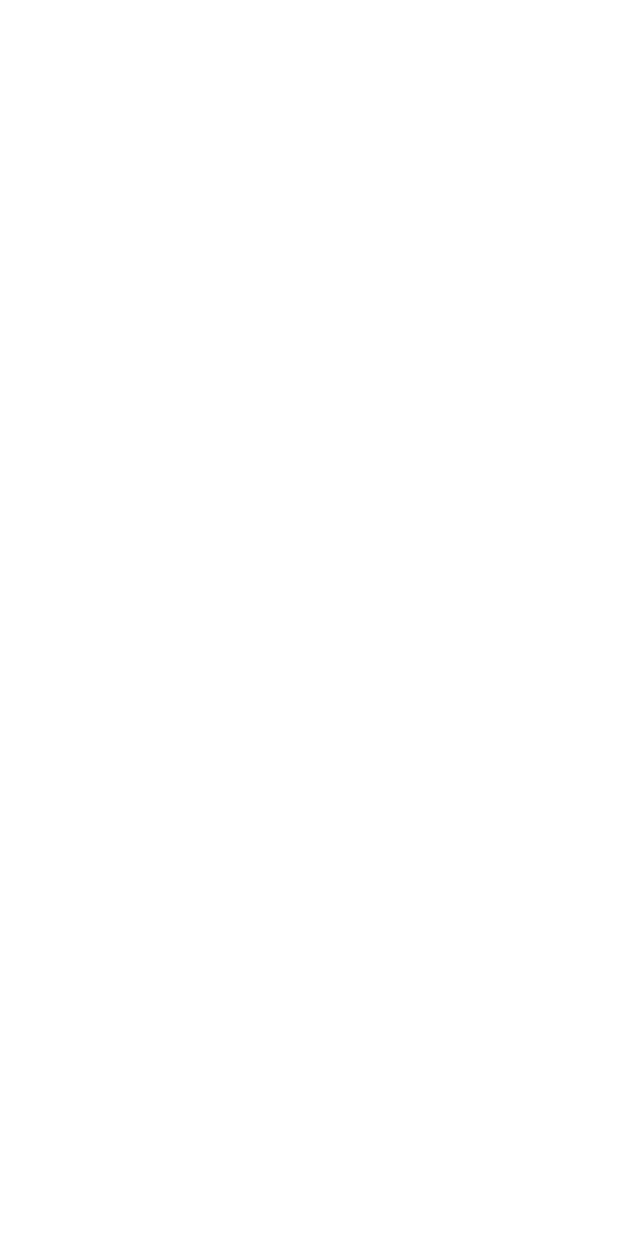
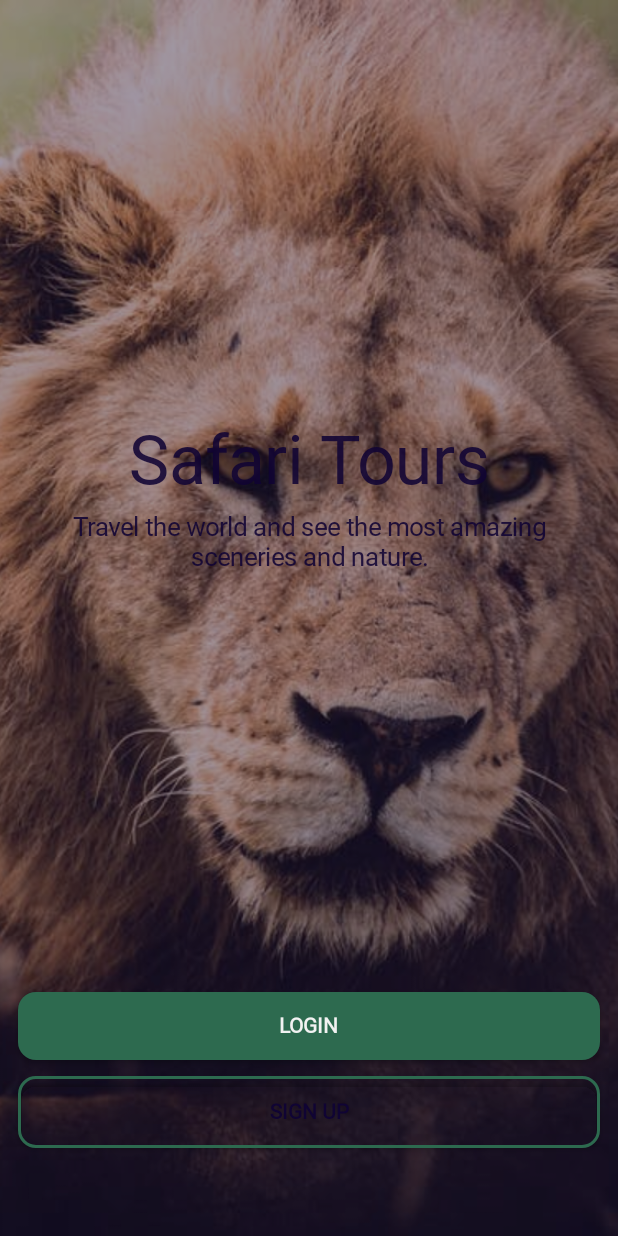
Before and after one commit to MagimbiJr/SafariTourApp-Compose, an Android app built with Jetpack Compose: the LandingScreen screen opened through its navigation route, on a phone screen of 412 x 824 dp. Before the commit the screen is empty. Run offline under Robolectric (Android 15) with nearby library versions, the phone set to English and light mode, and no system bars; our stand-ins replace accompanist; Roboto replaces fonts that are not available here.

Commit message:
Create landing screen

```diff
--- a/app/build.gradle
+++ b/app/build.gradle
@@ -87,12 +87,12 @@ dependencies {
     implementation 'com.google.firebase:firebase-storage-ktx:20.0.0'
 
     //Accompanist
-    implementation 'com.google.accompanist:accompanist-insets:0.22.0-rc'
-    implementation 'com.google.accompanist:accompanist-insets-ui:0.22.0-rc'
-    implementation 'com.google.accompanist:accompanist-systemuicontroller:0.22.0-rc'
-    implementation 'com.google.accompanist:accompanist-pager:0.22.0-rc'
-    implementation 'com.google.accompanist:accompanist-pager-indicators:0.22.0-rc'
-    implementation 'com.google.accompanist:accompanist-permissions:0.22.0-rc'
+    implementation 'com.google.accompanist:accompanist-insets:0.20.3'
+    implementation 'com.google.accompanist:accompanist-insets-ui:0.20.3'
+    implementation 'com.google.accompanist:accompanist-systemuicontroller:0.20.3'
+    implementation 'com.google.accompanist:accompanist-pager:0.20.3'
+    implementation 'com.google.accompanist:accompanist-pager-indicators:0.20.3'
+    implementation 'com.google.accompanist:accompanist-permissions:0.20.3'
 
     //Coil
     implementation 'io.coil-kt:coil-compose:1.4.0'
--- a/app/src/main/java/com/tana/safaritour/MainActivity.kt
+++ b/app/src/main/java/com/tana/safaritour/MainActivity.kt
@@ -10,6 +10,7 @@ import androidx.compose.ui.Modifier
 import androidx.compose.ui.tooling.preview.Preview
 import androidx.compose.ui.unit.dp
 import androidx.navigation.compose.rememberNavController
+import com.google.accompanist.systemuicontroller.rememberSystemUiController
 import com.tana.safaritour.navigation.navgraph.SafariTourNavGraph
 import com.tana.safaritour.ui.theme.SafariTourTheme
 
@@ -18,13 +19,17 @@ class MainActivity : ComponentActivity() {
         super.onCreate(savedInstanceState)
         setContent {
             val navController = rememberNavController()
+            val systemUiController = rememberSystemUiController()
             SafariTourTheme {
                 // A surface container using the 'background' color from the theme
                 Surface(
                     modifier = Modifier.fillMaxSize(),
                     color = MaterialTheme.colors.background
                 ) {
-                    SafariTourNavGraph(navController = navController)
+                    SafariTourNavGraph(
+                        navController = navController,
+                        systemUiController = systemUiController
+                    )
                 }
             }
         }
--- /dev/null
+++ b/app/src/main/java/com/tana/safaritour/authentication/landing/LandingScreen.kt
@@ -0,0 +1,88 @@
+package com.tana.safaritour.authentication.landing
+
+import androidx.compose.foundation.Image
+import androidx.compose.foundation.background
+import androidx.compose.foundation.layout.*
+import androidx.compose.material.MaterialTheme
+import androidx.compose.material.Text
+import androidx.compose.runtime.Composable
+import androidx.compose.ui.Alignment
+import androidx.compose.ui.Modifier
+import androidx.compose.ui.graphics.Color
+import androidx.compose.ui.layout.ContentScale
+import androidx.compose.ui.res.painterResource
+import androidx.compose.ui.text.font.FontWeight
+import androidx.compose.ui.text.style.TextAlign
+import androidx.compose.ui.unit.dp
+import androidx.compose.ui.unit.sp
+import androidx.navigation.NavHostController
+import com.google.accompanist.systemuicontroller.SystemUiController
+import com.tana.safaritour.R
+import com.tana.safaritour.navigation.routes.AuthRoutes
+import com.tana.safaritour.ui.components.buttons.PrimaryButton
+import com.tana.safaritour.ui.components.buttons.SecondaryButton
+import com.tana.safaritour.ui.theme.RussianViolet
+
+@Composable
+fun LandingScreen(
+    navController: NavHostController,
+    systemUiController: SystemUiController,
+    modifier: Modifier = Modifier
+) {
+    systemUiController.setStatusBarColor(color = Color.Black)
+    Box(
+        modifier = modifier
+            .fillMaxSize()
+    ) {
+        Image(
+            painter = painterResource(id = R.drawable.lion),
+            contentDescription = "landing screen",
+            modifier = modifier
+                .fillMaxSize(),
+            contentScale = ContentScale.Crop,
+        )
+        Box(
+            modifier = modifier
+                .fillMaxSize()
+                .background(color = RussianViolet.copy(alpha = 0.4f)),
+        )
+        Column(
+            modifier = modifier
+                .fillMaxSize()
+                .padding(horizontal = 12.dp)
+        ) {
+            Column(
+                modifier = modifier
+                    .fillMaxWidth()
+                    .weight(1f),
+                horizontalAlignment = Alignment.CenterHorizontally,
+                verticalArrangement = Arrangement.Center
+            ) {
+                Text(
+                    text = "Safari Tours",
+                    style = MaterialTheme.typography.h3,
+                )
+                Spacer(modifier = modifier.height(8.dp))
+                Text(
+                    text = "Travel the world and see the most amazing " +
+                            "sceneries and nature.",
+                    textAlign = TextAlign.Center,
+                    fontSize = 17.sp,
+                    fontWeight = FontWeight.W500
+                )
+            }
+            PrimaryButton(
+                text = "login",
+                onClick = { navController.navigate(AuthRoutes.Login.route) },
+                enabled = true
+            )
+            Spacer(modifier = modifier.height(12.dp))
+            SecondaryButton(
+                text = "sign up",
+                onClick = { navController.navigate(AuthRoutes.SignUp.route) },
+                enabled = true
+            )
+            Spacer(modifier = modifier.height(60.dp))
+        }
+    }
+}
--- a/app/src/main/java/com/tana/safaritour/navigation/navgraph/AuthNavGraph.kt
+++ b/app/src/main/java/com/tana/safaritour/navigation/navgraph/AuthNavGraph.kt
@@ -4,11 +4,16 @@ import androidx.navigation.NavGraphBuilder
 import androidx.navigation.NavHostController
 import androidx.navigation.compose.composable
 import androidx.navigation.navigation
+import com.google.accompanist.systemuicontroller.SystemUiController
+import com.tana.safaritour.authentication.landing.LandingScreen
 import com.tana.safaritour.navigation.routes.AuthRoutes
 
-fun NavGraphBuilder.authNavGraph(navController: NavHostController) {
+fun NavGraphBuilder.authNavGraph(
+    navController: NavHostController,
+    systemUiController: SystemUiController
+) {
     navigation(AuthRoutes.Landing.route, "authentication",) {
-        composable(AuthRoutes.Landing.route) {}
+        composable(AuthRoutes.Landing.route) { LandingScreen(navController = navController, systemUiController = systemUiController)}
         composable(AuthRoutes.Login.route) {}
         composable(AuthRoutes.SignUp.route) {}
     }
--- a/app/src/main/java/com/tana/safaritour/navigation/navgraph/SafariTourNavGraph.kt
+++ b/app/src/main/java/com/tana/safaritour/navigation/navgraph/SafariTourNavGraph.kt
@@ -3,10 +3,12 @@ package com.tana.safaritour.navigation.navgraph
 import androidx.compose.runtime.Composable
 import androidx.navigation.NavHostController
 import androidx.navigation.compose.NavHost
+import com.google.accompanist.systemuicontroller.SystemUiController
 
 @Composable
 fun SafariTourNavGraph(
-    navController: NavHostController
+    navController: NavHostController,
+    systemUiController: SystemUiController
 ) {
     val isLoggedIn = false
     val route = if (isLoggedIn) {
@@ -16,6 +18,6 @@ fun SafariTourNavGraph(
     }
     NavHost(navController = navController, startDestination = route) {
         bottomNavGraph(navController = navController)
-        authNavGraph(navController = navController)
+        authNavGraph(navController = navController, systemUiController = systemUiController)
     }
 }
--- a/app/src/main/java/com/tana/safaritour/ui/components/buttons/PrimaryButton.kt
+++ b/app/src/main/java/com/tana/safaritour/ui/components/buttons/PrimaryButton.kt
@@ -12,6 +12,7 @@ import androidx.compose.runtime.Composable
 import androidx.compose.ui.Modifier
 import androidx.compose.ui.graphics.Color
 import androidx.compose.ui.res.dimensionResource
+import androidx.compose.ui.text.toUpperCase
 import androidx.compose.ui.tooling.preview.Preview
 import com.tana.safaritour.R
 import com.tana.safaritour.ui.theme.ButtonShape
@@ -37,7 +38,7 @@ fun PrimaryButton(
         colors = buttonsColors,
         shape = ButtonShape
     ) {
-        Text(text = text)
+        Text(text = text.toUpperCase())
     }
 }
 
--- a/app/src/main/java/com/tana/safaritour/ui/components/buttons/SecondaryButton.kt
+++ b/app/src/main/java/com/tana/safaritour/ui/components/buttons/SecondaryButton.kt
@@ -1,13 +1,18 @@
 package com.tana.safaritour.ui.components.buttons
 
 import android.content.res.Configuration
+import androidx.compose.foundation.border
 import androidx.compose.foundation.layout.fillMaxWidth
 import androidx.compose.foundation.layout.height
 import androidx.compose.material.*
+import androidx.compose.material.ButtonDefaults.buttonColors
 import androidx.compose.runtime.Composable
 import androidx.compose.ui.Modifier
+import androidx.compose.ui.graphics.Color
 import androidx.compose.ui.res.dimensionResource
+import androidx.compose.ui.text.toUpperCase
 import androidx.compose.ui.tooling.preview.Preview
+import androidx.compose.ui.unit.dp
 import com.tana.safaritour.R
 import com.tana.safaritour.ui.theme.ButtonShape
 import com.tana.safaritour.ui.theme.SafariTourTheme
@@ -17,17 +22,25 @@ fun SecondaryButton(
     text: String,
     onClick: () -> Unit,
     enabled: Boolean,
-    modifier: Modifier = Modifier
+    modifier: Modifier = Modifier,
+    backgroundColor: Color = Color.Transparent
 ) {
-    TextButton(
+    val buttonColors = ButtonDefaults.buttonColors(
+        backgroundColor = backgroundColor
+    )
+    Button(
         onClick = onClick,
         modifier = modifier
             .fillMaxWidth()
-            .height(dimensionResource(id = R.dimen.button_height)),
+            .height(dimensionResource(id = R.dimen.button_height))
+            .border(width = (2.dp), color = MaterialTheme.colors.primary, shape = ButtonShape),
         enabled = enabled,
-        shape = ButtonShape
+        shape = ButtonShape,
+        colors = buttonColors
     ) {
-        Text(text = text)
+        Text(
+            text = text.toUpperCase()
+        )
     }
 }
 
--- a/app/src/main/java/com/tana/safaritour/ui/theme/Color.kt
+++ b/app/src/main/java/com/tana/safaritour/ui/theme/Color.kt
@@ -7,3 +7,4 @@ val EerieBlack = Color(0xFF212121)
 val BottleGreen = Color(0xFF2D6A4F)
 val OpaqueDark = Color(0x28FFFFFF)
 val Cultured = Color(0xFFF2F2F2)
+val RussianViolet = Color(0xFF100434)
--- a/app/src/main/java/com/tana/safaritour/ui/theme/Theme.kt
+++ b/app/src/main/java/com/tana/safaritour/ui/theme/Theme.kt
@@ -19,7 +19,7 @@ private val LightColorPalette = lightColors(
     primary = BottleGreen,
     onPrimary = Cultured,
     background = Color.White,
-    onBackground = Color.Black,
+    onBackground = RussianViolet,
     secondary = AliceBlue,
     surface = Cultured,
     onSurface = Color.Black
```
Also changed, not shown: app/src/main/res/drawable/lion.jpeg (added), app/src/main/res/drawable/tiger.jpeg (added).
